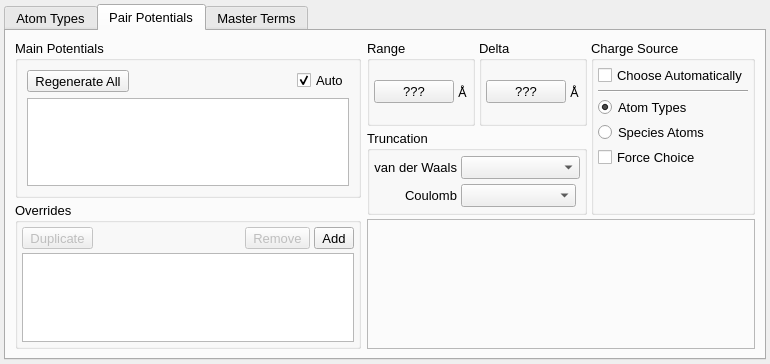
disorderedmaterials/dissolve, file src/gui/forcefieldTab.ui: the form before one commit.
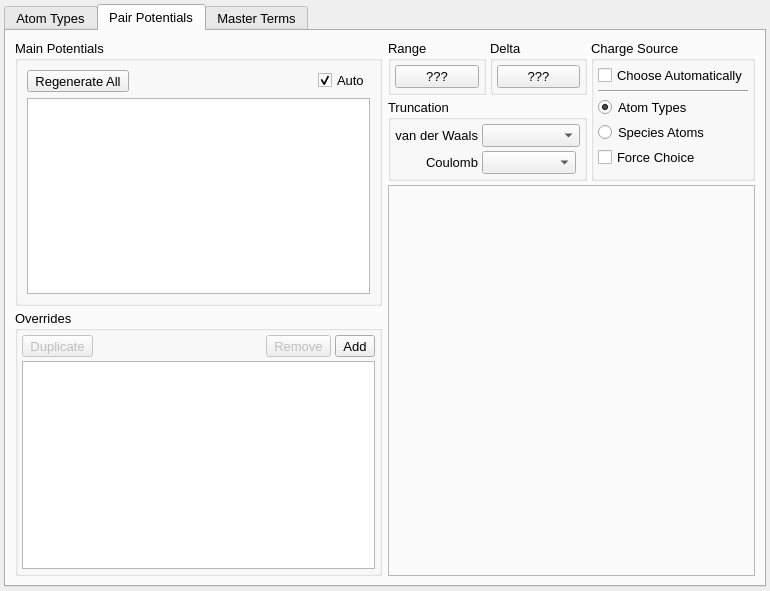
The form after the commit. The open tabs and pages were chosen to show the change. Icons and pictures are not drawn. Custom widgets are drawn as their Qt base class.

Commit message: Hide pair potential range and delta editing behind a button since they are destructive.

Diff of the .ui file:
```diff
--- a/src/gui/forcefieldTab.ui
+++ b/src/gui/forcefieldTab.ui
@@ -7,7 +7,7 @@
     <x>0</x>
     <y>0</y>
     <width>770</width>
-    <height>364</height>
+    <height>591</height>
    </rect>
   </property>
   <property name="font">
@@ -448,6 +448,12 @@
        </item>
        <item>
         <widget class="QWidget" name="PairPotentialRightWidget" native="true">
+         <property name="sizePolicy">
+          <sizepolicy hsizetype="Preferred" vsizetype="Preferred">
+           <horstretch>0</horstretch>
+           <verstretch>0</verstretch>
+          </sizepolicy>
+         </property>
          <layout class="QVBoxLayout" name="verticalLayout_3">
           <property name="spacing">
            <number>4</number>
@@ -477,7 +483,7 @@
               <item row="0" column="0">
                <widget class="QGroupBox" name="PairPotentialRangeGroup">
                 <property name="sizePolicy">
-                 <sizepolicy hsizetype="Minimum" vsizetype="Preferred">
+                 <sizepolicy hsizetype="Minimum" vsizetype="Minimum">
                   <horstretch>0</horstretch>
                   <verstretch>0</verstretch>
                  </sizepolicy>
@@ -514,19 +520,6 @@
                    </property>
                   </widget>
                  </item>
-                 <item>
-                  <widget class="QLabel" name="PairPotentialRangeLabel">
-                   <property name="sizePolicy">
-                    <sizepolicy hsizetype="Minimum" vsizetype="Preferred">
-                     <horstretch>0</horstretch>
-                     <verstretch>0</verstretch>
-                    </sizepolicy>
-                   </property>
-                   <property name="text">
-                    <string>Å</string>
-                   </property>
-                  </widget>
-                 </item>
                 </layout>
                </widget>
               </item>
@@ -570,19 +563,6 @@
                    </property>
                   </widget>
                  </item>
-                 <item>
-                  <widget class="QLabel" name="PairPotentialDeltaLabel">
-                   <property name="sizePolicy">
-                    <sizepolicy hsizetype="Minimum" vsizetype="Preferred">
-                     <horstretch>0</horstretch>
-                     <verstretch>0</verstretch>
-                    </sizepolicy>
-                   </property>
-                   <property name="text">
-                    <string>Å</string>
-                   </property>
-                  </widget>
-                 </item>
                 </layout>
                </widget>
               </item>
@@ -752,7 +732,7 @@
                  <property name="sizeHint" stdset="0">
                   <size>
                    <width>20</width>
-                   <height>40</height>
+                   <height>0</height>
                   </size>
                  </property>
                 </spacer>
```
Left out of the diff: 2 changed lines with no effect on the pictures. The commit also changes 2 other files.
